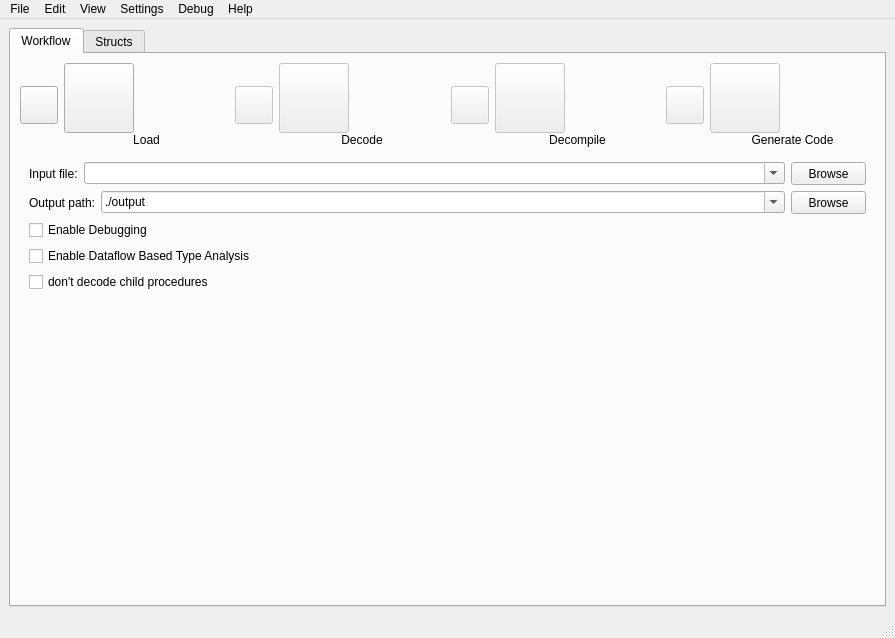
BoomerangDecompiler/boomerang, file ui/boomerang.ui: the form before one commit.
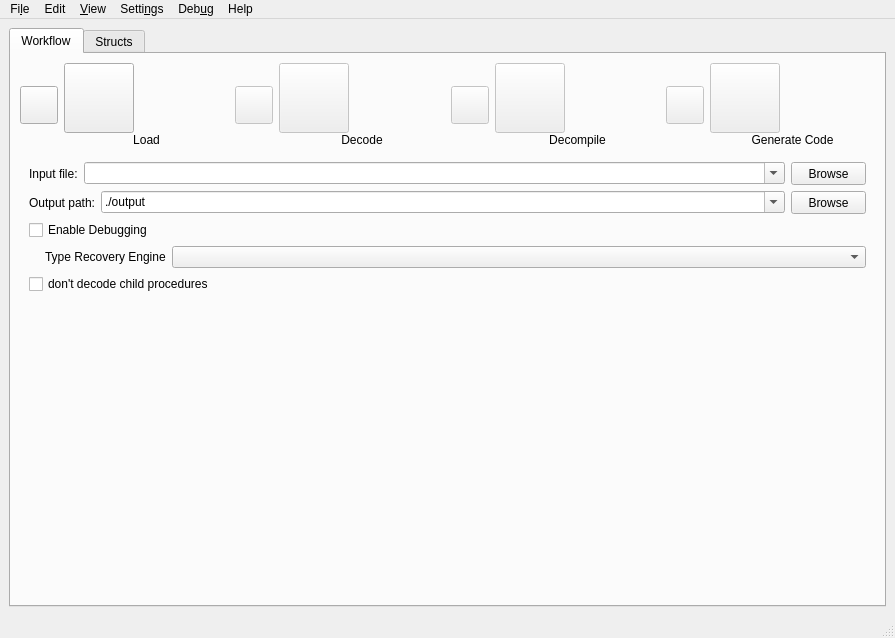
The form after the commit. Icons and pictures are not drawn.

Commit message:
WIP: Convert type recovery engine into a stand-alone class
Used type recovery depends on the combo-box selection now

```diff
--- a/ui/boomerang.ui
+++ b/ui/boomerang.ui
@@ -531,22 +531,7 @@
            <number>0</number>
           </property>
           <widget class="QWidget" name="start">
-           <layout class="QVBoxLayout">
-            <property name="spacing">
-             <number>6</number>
-            </property>
-            <property name="leftMargin">
-             <number>9</number>
-            </property>
-            <property name="topMargin">
-             <number>9</number>
-            </property>
-            <property name="rightMargin">
-             <number>9</number>
-            </property>
-            <property name="bottomMargin">
-             <number>9</number>
-            </property>
+           <layout class="QVBoxLayout" name="verticalLayout">
             <item>
              <layout class="QHBoxLayout">
               <property name="spacing">
@@ -676,11 +661,47 @@
              </widget>
             </item>
             <item>
-             <widget class="QCheckBox" name="enableDFTAcheckBox">
-              <property name="text">
-               <string>Enable Dataflow Based Type Analysis</string>
-              </property>
-             </widget>
+             <layout class="QHBoxLayout" name="horizontalLayout">
+              <item>
+               <spacer name="horizontalSpacer">
+                <property name="orientation">
+                 <enum>Qt::Horizontal</enum>
+                </property>
+                <property name="sizeType">
+                 <enum>QSizePolicy::Fixed</enum>
+                </property>
+                <property name="sizeHint" stdset="0">
+                 <size>
+                  <width>16</width>
+                  <height>20</height>
+                 </size>
+                </property>
+               </spacer>
+              </item>
+              <item>
+               <widget class="QLabel" name="label_15">
+                <property name="sizePolicy">
+                 <sizepolicy hsizetype="Minimum" vsizetype="Preferred">
+                  <horstretch>0</horstretch>
+                  <verstretch>0</verstretch>
+                 </sizepolicy>
+                </property>
+                <property name="text">
+                 <string>Type Recovery Engine</string>
+                </property>
+               </widget>
+              </item>
+              <item>
+               <widget class="QComboBox" name="cmb_typeRecoveryEngine">
+                <property name="sizePolicy">
+                 <sizepolicy hsizetype="Expanding" vsizetype="Fixed">
+                  <horstretch>0</horstretch>
+                  <verstretch>0</verstretch>
+                 </sizepolicy>
+                </property>
+               </widget>
+              </item>
+             </layout>
             </item>
             <item>
              <widget class="QCheckBox" name="enableNoDecodeChildren">
@@ -1420,7 +1441,7 @@
    </property>
    <widget class="QMenu" name="menuFile">
     <property name="title">
-     <string>File</string>
+     <string>Fi&amp;le</string>
     </property>
     <addaction name="actionOpen"/>
     <addaction name="actionSave"/>
@@ -1445,7 +1466,7 @@
    </widget>
    <widget class="QMenu" name="menuSettings">
     <property name="title">
-     <string>Settings</string>
+     <string>Setti&amp;ngs</string>
     </property>
     <addaction name="actionLoggingOptions"/>
     <addaction name="actionDecodeOptions"/>
@@ -1453,14 +1474,14 @@
    </widget>
    <widget class="QMenu" name="menuDebug_2">
     <property name="title">
-     <string>Debug</string>
+     <string>Deb&amp;ug</string>
     </property>
     <addaction name="actionEnable"/>
     <addaction name="actionStep"/>
    </widget>
    <widget class="QMenu" name="menuView">
     <property name="title">
-     <string>View</string>
+     <string>&amp;View</string>
     </property>
     <addaction name="actionLoad"/>
     <addaction name="actionDecode"/>
```
Left out of the diff: 50 changed lines with no effect on the pictures. The commit also changes 3 other files.
